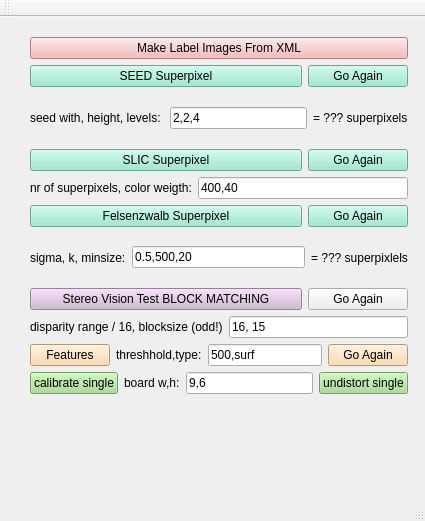
Before: the Qt Designer form SegmentationHelper/mainwindow.ui in yudanaz/masterthesis, drawn with Qt 5.
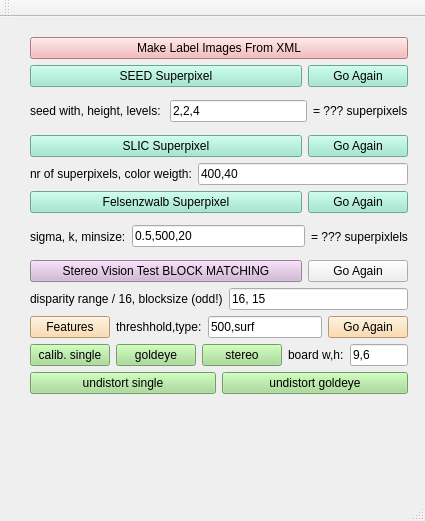
After: the same form once the commit is applied.

Commit message: goldeye multichannel calibration and undistort is working

```diff
--- a/SegmentationHelper/mainwindow.ui
+++ b/SegmentationHelper/mainwindow.ui
@@ -289,7 +289,27 @@
           <string notr="true">background-color: rgb(160, 219, 140)</string>
          </property>
          <property name="text">
-          <string>calibrate single</string>
+          <string>calib. single</string>
+         </property>
+        </widget>
+       </item>
+       <item>
+        <widget class="QPushButton" name="btn_calibGoldeye">
+         <property name="styleSheet">
+          <string notr="true">background-color: rgb(160, 219, 140)</string>
+         </property>
+         <property name="text">
+          <string>goldeye</string>
+         </property>
+        </widget>
+       </item>
+       <item>
+        <widget class="QPushButton" name="btn_calibStereo">
+         <property name="styleSheet">
+          <string notr="true">background-color: rgb(160, 219, 140)</string>
+         </property>
+         <property name="text">
+          <string>stereo</string>
          </property>
         </widget>
        </item>
@@ -307,6 +327,10 @@
          </property>
         </widget>
        </item>
+      </layout>
+     </item>
+     <item>
+      <layout class="QHBoxLayout" name="horizontalLayout_11">
        <item>
         <widget class="QPushButton" name="btn_undistSingle">
          <property name="styleSheet">
@@ -317,6 +341,16 @@
          </property>
         </widget>
        </item>
+       <item>
+        <widget class="QPushButton" name="btn_undistGoldeye">
+         <property name="styleSheet">
+          <string notr="true">background-color: rgb(160, 219, 140)</string>
+         </property>
+         <property name="text">
+          <string>undistort goldeye</string>
+         </property>
+        </widget>
+       </item>
       </layout>
      </item>
     </layout>
```
Left out of the diff: 2 changed lines with no effect on the pictures. The commit also changes 9 other files.
